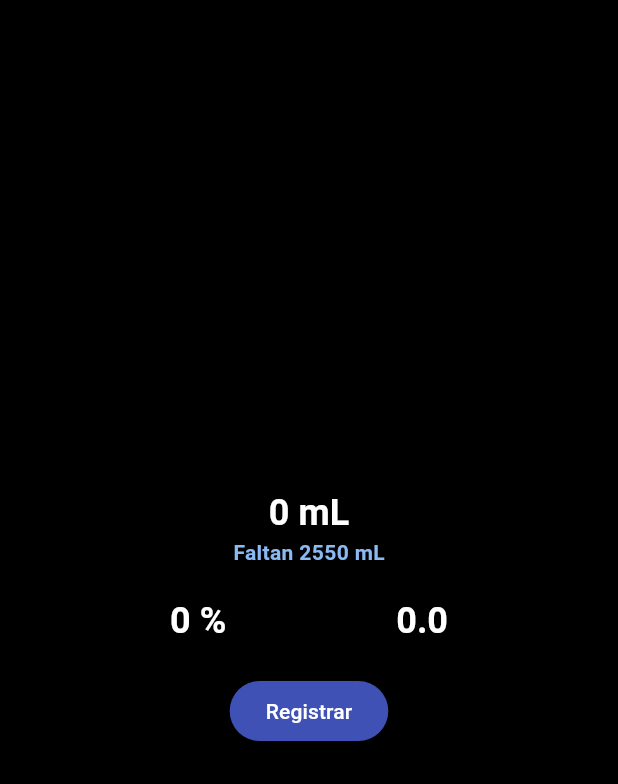
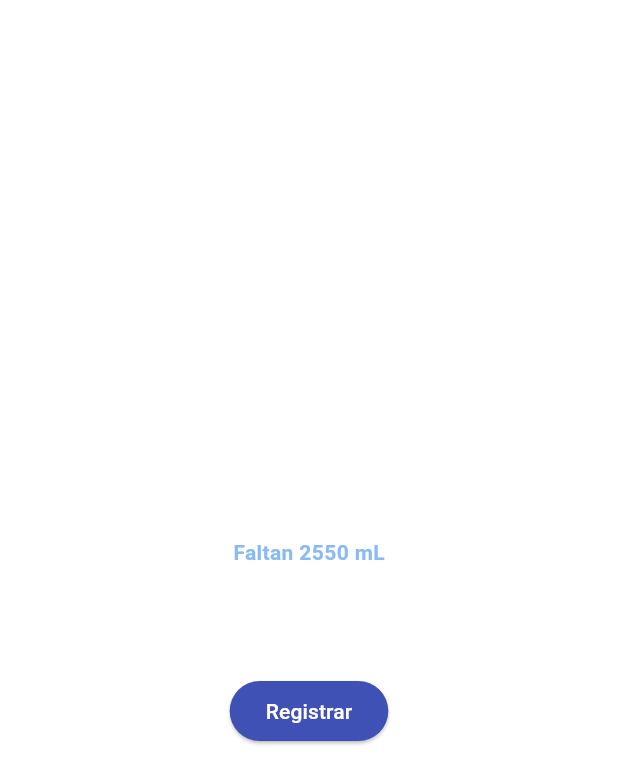
Before and after one commit to gnievap/water_counter_wear_app, a Flutter app: the screen it shows after launch, on a phone screen of 412 x 824 dp. Shown: the top 784 px of the screen. Run offline on Flutter 3.47's test engine with Material 2 defaults, Android fonts, the phone set to English and light mode, and no system bars.

Commit message:
Cambiando el tema de la app

```diff
--- a/lib/main.dart
+++ b/lib/main.dart
@@ -22,7 +22,12 @@ class MyApp extends StatelessWidget {
               headlineSmall: TextStyle(color: Colors.white, fontWeight: FontWeight.bold),
               bodyMedium: TextStyle(color: Color.fromARGB(255, 137, 186, 243), fontWeight: FontWeight.bold),
             ),
-          //colorSchemeSeed: const Color(0xff6750a4),
+          elevatedButtonTheme: ElevatedButtonThemeData(
+            style: ElevatedButton.styleFrom(
+            backgroundColor: Colors.indigo, // background (button) color
+            foregroundColor: Colors.white,
+            ),
+          ),
           useMaterial3: true),
       home:  const StartScreen(),
     );
--- a/lib/screens/start_screen.dart
+++ b/lib/screens/start_screen.dart
@@ -30,7 +30,6 @@ class _StartScreenState extends State<StartScreen> {
             _logButton(),
           ],
       ),
-      backgroundColor: Colors.black,
     );
   }
 
@@ -68,13 +67,9 @@ class _StartScreenState extends State<StartScreen> {
   Widget _logButton(){
     return Center(
       child: ElevatedButton(
-        style: ElevatedButton.styleFrom(
-        backgroundColor: Colors.indigo,
-        foregroundColor: Colors.white,
+        onPressed: () { },
+        child: const Text('Registrar'),
       ),
-      onPressed: () { },
-      child: const Text('Registrar'),
-    ),
     );
   }
   /*
```
